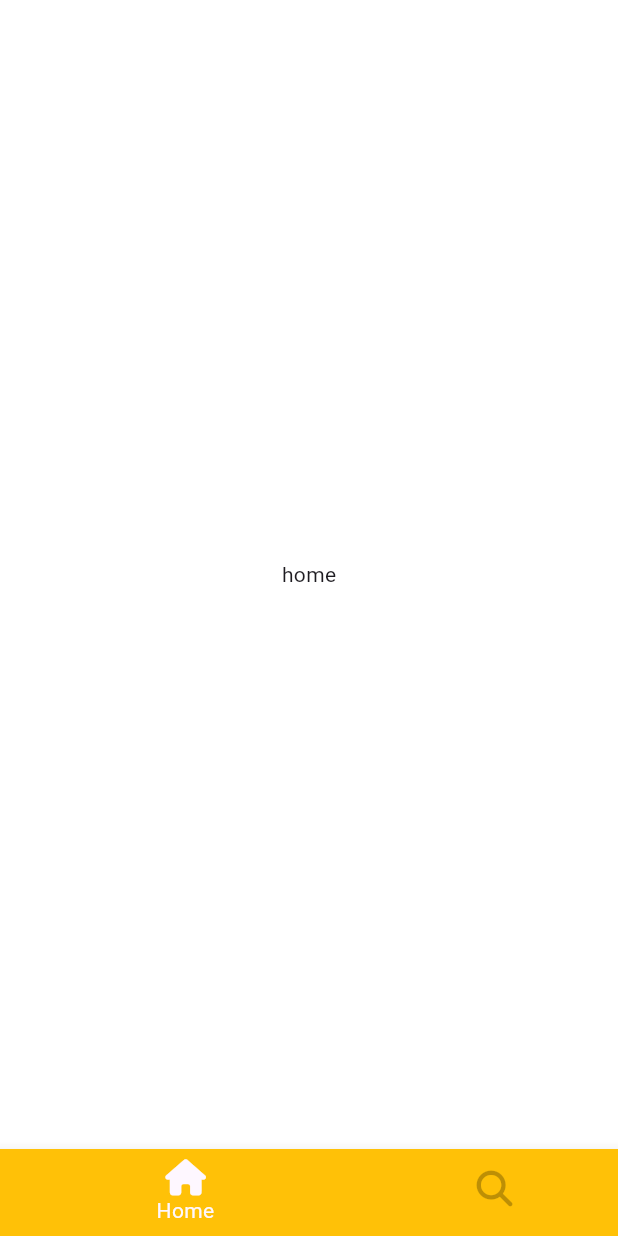
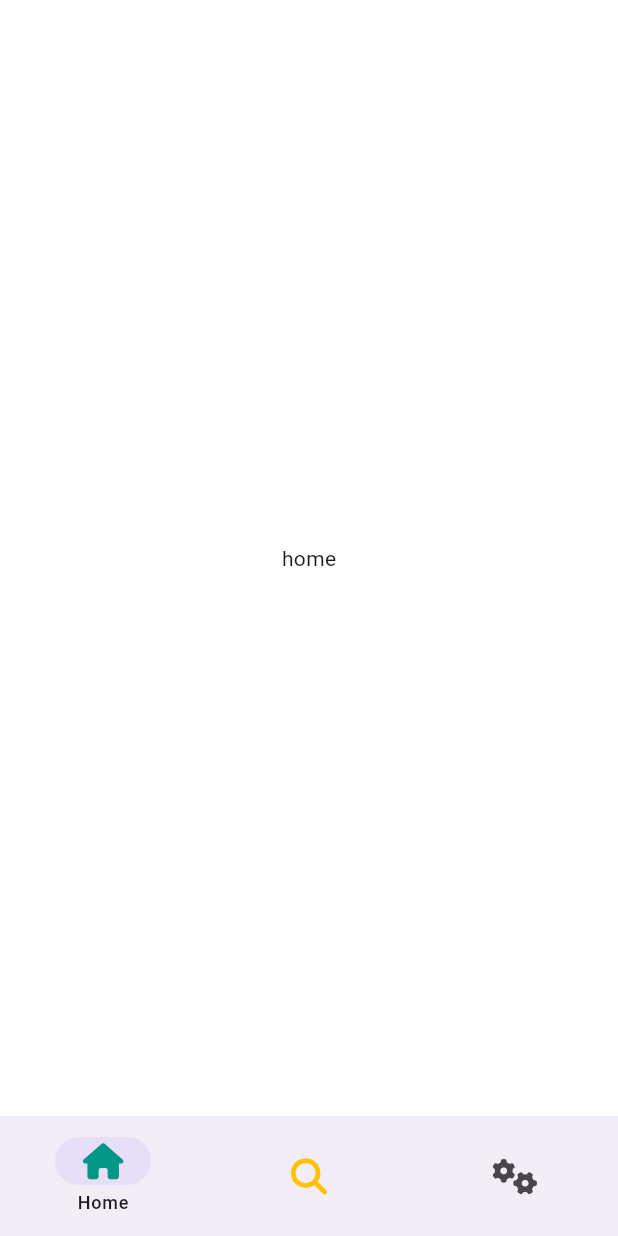
Before and after one commit to Abdul-lembariti/tiktok_clone, a Flutter app: the screen it shows after launch, on a phone screen of 412 x 824 dp. Run offline on Flutter 3.47's test engine with Material 3 defaults, Android fonts, the phone set to English and light mode, and no system bars; our stand-ins replace font_awesome_flutter.

Commit message:
#5.3 Navigation bar

```diff
--- a/lib/features/tab_navigation/main_navigation.dart
+++ b/lib/features/tab_navigation/main_navigation.dart
@@ -24,33 +24,39 @@ class _MainNavigationState extends State<MainNavigation> {
     const Center(
       child: Text('search'),
     ),
+    const Center(
+      child: Text('settings'),
+    ),
   ];
 
   @override
   Widget build(BuildContext context) {
     return Scaffold(
         body: screens[_selectedIndex],
-      bottomNavigationBar: BottomNavigationBar(
-        type: BottomNavigationBarType.shifting,
-        currentIndex: _selectedIndex,
-        onTap: _onTap,
-        // selectedItemColor: Theme.of(context).primaryColor,
-        unselectedItemColor: Colors.black26,
-        items: const [
-          BottomNavigationBarItem(
-            icon: FaIcon(FontAwesomeIcons.house),
+        bottomNavigationBar: NavigationBar(
+          selectedIndex: _selectedIndex,
+          onDestinationSelected: _onTap,
+          labelBehavior: NavigationDestinationLabelBehavior.onlyShowSelected,
+          destinations: const [
+            NavigationDestination(
+              icon: FaIcon(
+                FontAwesomeIcons.house,
+                color: Colors.teal,
+              ),
               label: 'Home',
-            tooltip: 'navigator to home',
-            backgroundColor: Colors.amber,
             ),
-          BottomNavigationBarItem(
-            icon: FaIcon(FontAwesomeIcons.magnifyingGlass),
+            NavigationDestination(
+              icon: FaIcon(
+                FontAwesomeIcons.magnifyingGlass,
+                color: Colors.amber,
+              ),
               label: 'Search',
-            tooltip: 'what are u',
-            backgroundColor: Colors.purple,
+            ),
+            NavigationDestination(
+              icon: FaIcon(FontAwesomeIcons.gears),
+              label: 'Setting',
             ),
           ],
-      ),
-    );
+        ));
   }
 }
```
Lines whose indentation alone changed are shown as unchanged.
